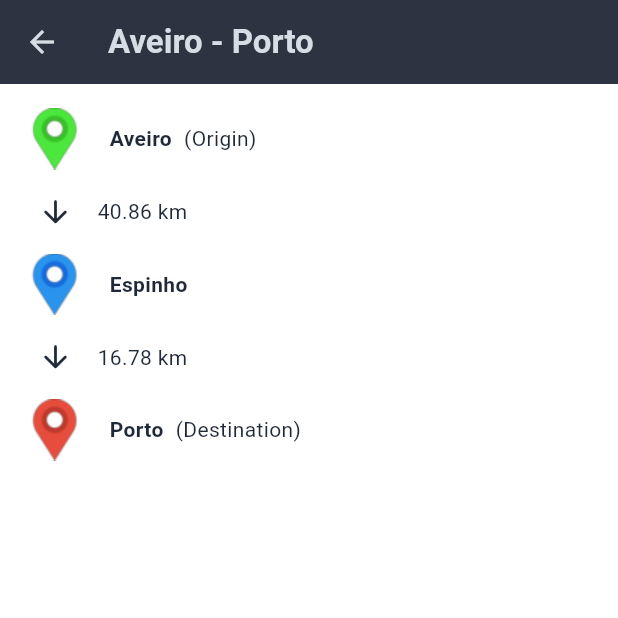
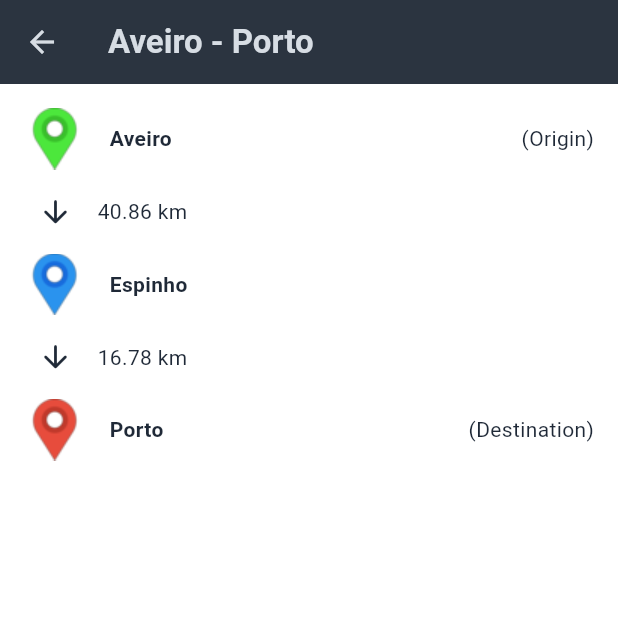
Before and after one commit to joaompfonseca/cm-flutter-project, a Flutter app: the RouteDetails screen opened directly with sample values from the repository, on a phone screen of 412 x 824 dp, the top half of it. Run offline on Flutter 3.47's test engine with Material 3 defaults, Android fonts, the phone set to English and light mode, and no system bars; our stand-ins replace flutter_bloc, flutter_dotenv, flutter_map, geolocator, image_picker, latlong2; missing offline and left inert: amplify_auth_cognito, amplify_flutter, dio_cache_interceptor_hive_store, flutter_map_cache; accounts and stored records are empty.

Commit message:
ES-141 fixed overflows in route details

```diff
--- a/lib/route/details.dart
+++ b/lib/route/details.dart
@@ -32,9 +32,13 @@ class RouteDetails extends StatelessWidget {
                 children: [
                   getMarkerImage("route-start"),
                   const SizedBox(width: 16),
-                  Text(
-                    route.points.first.label,
-                    style: const TextStyle(fontWeight: FontWeight.bold),
+                  Expanded(
+                    child: Text(
+                      route.points.first.label,
+                      style: const TextStyle(fontWeight: FontWeight.bold),
+                      overflow: TextOverflow.ellipsis,
+                      maxLines: 2,
+                    ),
                   ),
                   const SizedBox(width: 8),
                   const Text("(Origin)"),
@@ -60,9 +64,14 @@ class RouteDetails extends StatelessWidget {
                         children: [
                           getMarkerImage("route-intermediate"),
                           const SizedBox(width: 16),
-                          Text(
-                            route.points[i].label,
-                            style: const TextStyle(fontWeight: FontWeight.bold),
+                          Expanded(
+                            child: Text(
+                              route.points[i].label,
+                              style:
+                                  const TextStyle(fontWeight: FontWeight.bold),
+                              overflow: TextOverflow.ellipsis,
+                              maxLines: 2,
+                            ),
                           ),
                         ],
                       ),
@@ -84,9 +93,13 @@ class RouteDetails extends StatelessWidget {
                 children: [
                   getMarkerImage("route-end"),
                   const SizedBox(width: 16),
-                  Text(
-                    route.points.last.label,
-                    style: const TextStyle(fontWeight: FontWeight.bold),
+                  Expanded(
+                    child: Text(
+                      route.points.last.label,
+                      style: const TextStyle(fontWeight: FontWeight.bold),
+                      overflow: TextOverflow.ellipsis,
+                      maxLines: 2,
+                    ),
                   ),
                   const SizedBox(width: 8),
                   const Text("(Destination)"),
```
